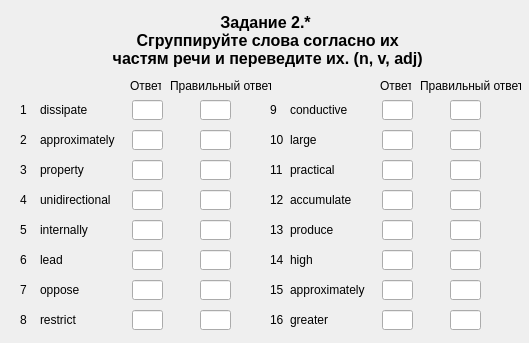
Qt form server/UI/variant_2/zadanie2_part1_var2.ui (Scykorr/dmitr_client_serv_test) before a commit.
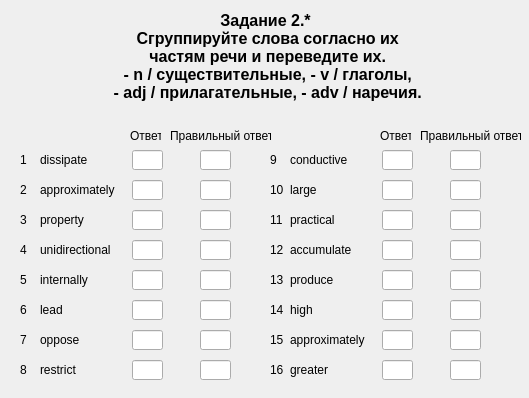
The same form after that commit.

Commit message: fix title in zadanie2_part1

Patch:
```diff
--- a/server/UI/variant_2/zadanie2_part1_var2.ui
+++ b/server/UI/variant_2/zadanie2_part1_var2.ui
@@ -7,7 +7,7 @@
     <x>0</x>
     <y>0</y>
     <width>529</width>
-    <height>343</height>
+    <height>398</height>
    </rect>
   </property>
   <property name="windowTitle">
@@ -19,7 +19,7 @@
      <x>30</x>
      <y>10</y>
      <width>471</width>
-     <height>61</height>
+     <height>111</height>
     </rect>
    </property>
    <property name="font">
@@ -36,7 +36,10 @@
    <property name="text">
     <string>Задание 2.*
  Сгруппируйте слова согласно их
- частям речи и переведите их. (n, v, adj)</string>
+ частям речи и переведите их.
+ - n / существительные, - v / глаголы, 
+ - adj / прилагательные, - adv / наречия.
+</string>
    </property>
    <property name="textFormat">
     <enum>Qt::AutoText</enum>
@@ -49,7 +52,7 @@
    <property name="geometry">
     <rect>
      <x>20</x>
-     <y>100</y>
+     <y>150</y>
      <width>16</width>
      <height>20</height>
     </rect>
@@ -62,7 +65,7 @@
    <property name="geometry">
     <rect>
      <x>132</x>
-     <y>100</y>
+     <y>150</y>
      <width>31</width>
      <height>20</height>
     </rect>
@@ -75,7 +78,7 @@
    <property name="geometry">
     <rect>
      <x>40</x>
-     <y>100</y>
+     <y>150</y>
      <width>81</width>
      <height>20</height>
     </rect>
@@ -88,7 +91,7 @@
    <property name="geometry">
     <rect>
      <x>40</x>
-     <y>130</y>
+     <y>180</y>
      <width>81</width>
      <height>20</height>
     </rect>
@@ -101,7 +104,7 @@
    <property name="geometry">
     <rect>
      <x>132</x>
-     <y>130</y>
+     <y>180</y>
      <width>31</width>
      <height>20</height>
     </rect>
@@ -111,7 +114,7 @@
    <property name="geometry">
     <rect>
      <x>20</x>
-     <y>130</y>
+     <y>180</y>
      <width>16</width>
      <height>20</height>
     </rect>
@@ -124,7 +127,7 @@
    <property name="geometry">
     <rect>
      <x>40</x>
-     <y>160</y>
+     <y>210</y>
      <width>81</width>
      <height>20</height>
     </rect>
@@ -137,7 +140,7 @@
    <property name="geometry">
     <rect>
      <x>132</x>
-     <y>160</y>
+     <y>210</y>
      <width>31</width>
      <height>20</height>
     </rect>
@@ -147,7 +150,7 @@
    <property name="geometry">
     <rect>
      <x>20</x>
-     <y>160</y>
+     <y>210</y>
      <width>16</width>
      <height>20</height>
     </rect>
@@ -160,7 +163,7 @@
    <property name="geometry">
     <rect>
      <x>40</x>
-     <y>190</y>
+     <y>240</y>
      <width>81</width>
      <height>20</height>
     </rect>
@@ -173,7 +176,7 @@
    <property name="geometry">
     <rect>
      <x>132</x>
-     <y>190</y>
+     <y>240</y>
      <width>31</width>
      <height>20</height>
     </rect>
@@ -183,7 +186,7 @@
    <property name="geometry">
     <rect>
      <x>20</x>
-     <y>190</y>
+     <y>240</y>
      <width>16</width>
      <height>20</height>
     </rect>
@@ -196,7 +199,7 @@
    <property name="geometry">
     <rect>
      <x>40</x>
-     <y>220</y>
+     <y>270</y>
      <width>81</width>
      <height>20</height>
     </rect>
@@ -209,7 +212,7 @@
    <property name="geometry">
     <rect>
      <x>132</x>
-     <y>220</y>
+     <y>270</y>
      <width>31</width>
      <height>20</height>
     </rect>
@@ -219,7 +222,7 @@
    <property name="geometry">
     <rect>
      <x>20</x>
-     <y>220</y>
+     <y>270</y>
      <width>16</width>
      <height>20</height>
     </rect>
@@ -232,7 +235,7 @@
    <property name="geometry">
     <rect>
      <x>40</x>
-     <y>250</y>
+     <y>300</y>
      <width>81</width>
      <height>20</height>
     </rect>
@@ -245,7 +248,7 @@
    <property name="geometry">
     <rect>
      <x>132</x>
-     <y>250</y>
+     <y>300</y>
      <width>31</width>
      <height>20</height>
     </rect>
@@ -255,7 +258,7 @@
    <property name="geometry">
     <rect>
      <x>20</x>
-     <y>250</y>
+     <y>300</y>
      <width>16</width>
      <height>20</height>
     </rect>
@@ -268,7 +271,7 @@
    <property name="geometry">
     <rect>
      <x>40</x>
-     <y>280</y>
+     <y>330</y>
      <width>81</width>
      <height>20</height>
     </rect>
@@ -281,7 +284,7 @@
    <property name="geometry">
     <rect>
      <x>132</x>
-     <y>280</y>
+     <y>330</y>
      <width>31</width>
      <height>20</height>
     </rect>
@@ -291,7 +294,7 @@
    <property name="geometry">
     <rect>
      <x>20</x>
-     <y>280</y>
+     <y>330</y>
      <width>16</width>
      <height>20</height>
     </rect>
@@ -304,7 +307,7 @@
    <property name="geometry">
     <rect>
      <x>40</x>
-     <y>310</y>
+     <y>360</y>
      <width>81</width>
      <height>20</height>
     </rect>
@@ -317,7 +320,7 @@
    <property name="geometry">
     <rect>
      <x>132</x>
-     <y>310</y>
+     <y>360</y>
      <width>31</width>
      <height>20</height>
     </rect>
@@ -327,7 +330,7 @@
    <property name="geometry">
     <rect>
      <x>20</x>
-     <y>310</y>
+     <y>360</y>
      <width>16</width>
      <height>20</height>
     </rect>
@@ -340,7 +343,7 @@
    <property name="geometry">
     <rect>
      <x>290</x>
-     <y>100</y>
+     <y>150</y>
      <width>81</width>
      <height>20</height>
     </rect>
@@ -353,7 +356,7 @@
    <property name="geometry">
     <rect>
      <x>382</x>
-     <y>100</y>
+     <y>150</y>
      <width>31</width>
      <height>20</height>
     </rect>
@@ -363,7 +366,7 @@
    <property name="geometry">
     <rect>
      <x>270</x>
-     <y>100</y>
+     <y>150</y>
      <width>16</width>
      <height>20</height>
     </rect>
@@ -376,7 +379,7 @@
    <property name="geometry">
     <rect>
      <x>290</x>
-     <y>130</y>
+     <y>180</y>
      <width>81</width>
      <height>20</height>
     </rect>
@@ -389,7 +392,7 @@
    <property name="geometry">
     <rect>
      <x>382</x>
-     <y>130</y>
+     <y>180</y>
      <width>31</width>
      <height>20</height>
     </rect>
@@ -399,7 +402,7 @@
    <property name="geometry">
     <rect>
      <x>270</x>
-     <y>130</y>
+     <y>180</y>
      <width>16</width>
      <height>20</height>
     </rect>
@@ -412,7 +415,7 @@
    <property name="geometry">
     <rect>
      <x>290</x>
-     <y>160</y>
+     <y>210</y>
      <width>81</width>
      <height>20</height>
     </rect>
@@ -425,7 +428,7 @@
    <property name="geometry">
     <rect>
      <x>382</x>
-     <y>160</y>
+     <y>210</y>
      <width>31</width>
      <height>20</height>
     </rect>
@@ -435,7 +438,7 @@
    <property name="geometry">
     <rect>
      <x>270</x>
-     <y>160</y>
+     <y>210</y>
      <width>16</width>
      <height>20</height>
     </rect>
@@ -448,7 +451,7 @@
    <property name="geometry">
     <rect>
      <x>290</x>
-     <y>190</y>
+     <y>240</y>
      <width>81</width>
      <height>20</height>
     </rect>
@@ -461,7 +464,7 @@
    <property name="geometry">
     <rect>
      <x>382</x>
-     <y>190</y>
+     <y>240</y>
      <width>31</width>
      <height>20</height>
     </rect>
@@ -471,7 +474,7 @@
    <property name="geometry">
     <rect>
      <x>270</x>
-     <y>190</y>
+     <y>240</y>
      <width>16</width>
      <height>20</height>
     </rect>
@@ -484,7 +487,7 @@
    <property name="geometry">
     <rect>
      <x>290</x>
-     <y>220</y>
+     <y>270</y>
      <width>81</width>
      <height>20</height>
     </rect>
@@ -497,7 +500,7 @@
    <property name="geometry">
     <rect>
      <x>382</x>
-     <y>220</y>
+     <y>270</y>
      <width>31</width>
      <height>20</height>
     </rect>
@@ -507,7 +510,7 @@
    <property name="geometry">
     <rect>
      <x>270</x>
-     <y>220</y>
+     <y>270</y>
      <width>16</width>
      <height>20</height>
     </rect>
@@ -520,7 +523,7 @@
    <property name="geometry">
     <rect>
      <x>290</x>
-     <y>250</y>
+     <y>300</y>
      <width>81</width>
      <height>20</height>
     </rect>
@@ -533,7 +536,7 @@
    <property name="geometry">
     <rect>
      <x>382</x>
-     <y>250</y>
+     <y>300</y>
      <width>31</width>
      <height>20</height>
     </rect>
@@ -543,7 +546,7 @@
    <property name="geometry">
     <rect>
      <x>270</x>
-     <y>250</y>
+     <y>300</y>
      <width>16</width>
      <height>20</height>
     </rect>
@@ -556,7 +559,7 @@
    <property name="geometry">
     <rect>
      <x>290</x>
-     <y>280</y>
+     <y>330</y>
      <width>81</width>
      <height>20</height>
     </rect>
@@ -569,7 +572,7 @@
    <property name="geometry">
     <rect>
      <x>382</x>
-     <y>280</y>
+     <y>330</y>
      <width>31</width>
      <height>20</height>
     </rect>
@@ -579,7 +582,7 @@
    <property name="geometry">
     <rect>
      <x>270</x>
-     <y>280</y>
+     <y>330</y>
      <width>16</width>
      <height>20</height>
     </rect>
@@ -592,7 +595,7 @@
    <property name="geometry">
     <rect>
      <x>382</x>
-     <y>310</y>
+     <y>360</y>
      <width>31</width>
      <height>20</height>
     </rect>
@@ -602,7 +605,7 @@
    <property name="geometry">
     <rect>
      <x>270</x>
-     <y>310</y>
+     <y>360</y>
      <width>16</width>
      <height>20</height>
     </rect>
@@ -615,7 +618,7 @@
    <property name="geometry">
     <rect>
      <x>290</x>
-     <y>310</y>
+     <y>360</y>
      <width>81</width>
      <height>20</height>
     </rect>
@@ -628,7 +631,7 @@
    <property name="geometry">
     <rect>
      <x>200</x>
-     <y>100</y>
+     <y>150</y>
      <width>31</width>
      <height>20</height>
     </rect>
@@ -641,7 +644,7 @@
    <property name="geometry">
     <rect>
      <x>200</x>
-     <y>130</y>
+     <y>180</y>
      <width>31</width>
      <height>20</height>
     </rect>
@@ -654,7 +657,7 @@
    <property name="geometry">
     <rect>
      <x>200</x>
-     <y>160</y>
+     <y>210</y>
      <width>31</width>
      <height>20</height>
     </rect>
@@ -667,7 +670,7 @@
    <property name="geometry">
     <rect>
      <x>200</x>
-     <y>190</y>
+     <y>240</y>
      <width>31</width>
      <height>20</height>
     </rect>
@@ -680,7 +683,7 @@
    <property name="geometry">
     <rect>
      <x>200</x>
-     <y>220</y>
+     <y>270</y>
      <width>31</width>
      <height>20</height>
     </rect>
@@ -693,7 +696,7 @@
    <property name="geometry">
     <rect>
      <x>200</x>
-     <y>250</y>
+     <y>300</y>
      <width>31</width>
      <height>20</height>
     </rect>
@@ -706,7 +709,7 @@
    <property name="geometry">
     <rect>
      <x>200</x>
-     <y>280</y>
+     <y>330</y>
      <width>31</width>
      <height>20</height>
     </rect>
@@ -719,7 +722,7 @@
    <property name="geometry">
     <rect>
      <x>200</x>
-     <y>310</y>
+     <y>360</y>
      <width>31</width>
      <height>20</height>
     </rect>
@@ -732,7 +735,7 @@
    <property name="geometry">
     <rect>
      <x>450</x>
-     <y>100</y>
+     <y>150</y>
      <width>31</width>
      <height>20</height>
     </rect>
@@ -745,7 +748,7 @@
    <property name="geometry">
     <rect>
      <x>450</x>
-     <y>130</y>
+     <y>180</y>
      <width>31</width>
      <height>20</height>
     </rect>
@@ -758,7 +761,7 @@
    <property name="geometry">
     <rect>
      <x>450</x>
-     <y>160</y>
+     <y>210</y>
      <width>31</width>
      <height>20</height>
     </rect>
@@ -771,7 +774,7 @@
    <property name="geometry">
     <rect>
      <x>450</x>
-     <y>190</y>
+     <y>240</y>
      <width>31</width>
      <height>20</height>
     </rect>
@@ -784,7 +787,7 @@
    <property name="geometry">
     <rect>
      <x>450</x>
-     <y>220</y>
+     <y>270</y>
      <width>31</width>
      <height>20</height>
     </rect>
@@ -797,7 +800,7 @@
    <property name="geometry">
     <rect>
      <x>450</x>
-     <y>250</y>
+     <y>300</y>
      <width>31</width>
      <height>20</height>
     </rect>
@@ -810,7 +813,7 @@
    <property name="geometry">
     <rect>
      <x>450</x>
-     <y>280</y>
+     <y>330</y>
      <width>31</width>
      <height>20</height>
     </rect>
@@ -823,7 +826,7 @@
    <property name="geometry">
     <rect>
      <x>450</x>
-     <y>310</y>
+     <y>360</y>
      <width>31</width>
      <height>20</height>
     </rect>
@@ -836,7 +839,7 @@
    <property name="geometry">
     <rect>
      <x>130</x>
-     <y>70</y>
+     <y>120</y>
      <width>31</width>
      <height>31</height>
     </rect>
@@ -849,7 +852,7 @@
    <property name="geometry">
     <rect>
      <x>170</x>
-     <y>70</y>
+     <y>120</y>
      <width>101</width>
      <height>31</height>
     </rect>
@@ -862,7 +865,7 @@
    <property name="geometry">
     <rect>
      <x>380</x>
-     <y>70</y>
+     <y>120</y>
      <width>31</width>
      <height>31</height>
     </rect>
@@ -875,7 +878,7 @@
    <property name="geometry">
     <rect>
      <x>420</x>
-     <y>70</y>
+     <y>120</y>
      <width>101</width>
      <height>31</height>
     </rect>
```
The commit also changes 8 other files.
